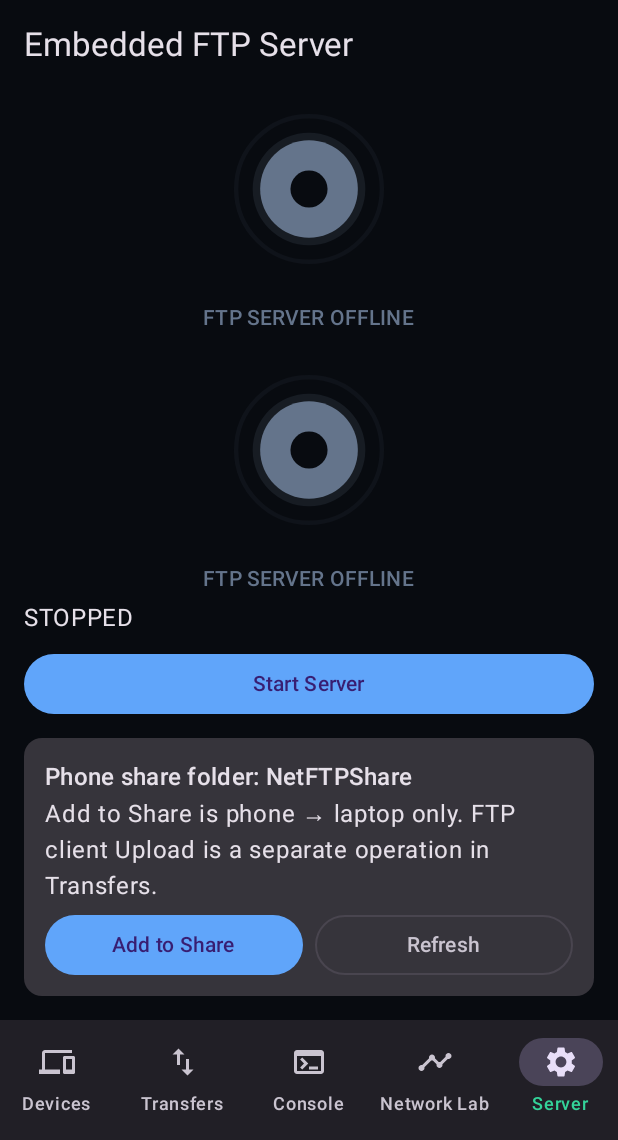
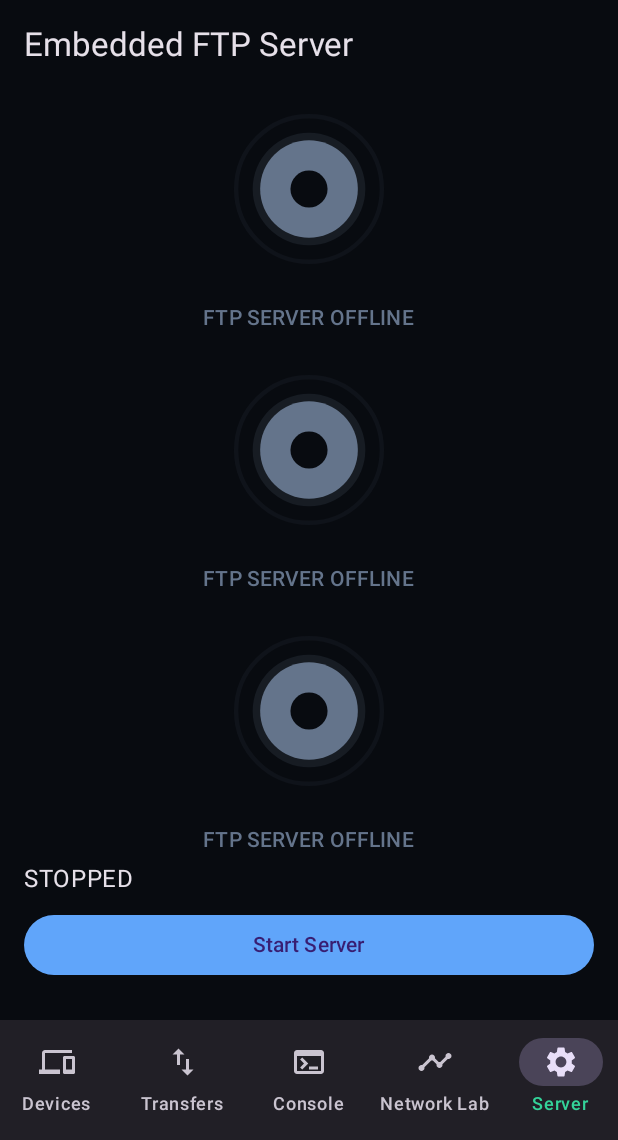
Before and after one commit to rumiamit1320/NetFTPLab, an Android app built with Jetpack Compose: the screen it shows after launch (MainActivity), item 5 of the bottom bar chosen, on a phone screen of 412 x 824 dp, the part 96-1236 px from its top. Run offline under Robolectric (Android 15) with nearby library versions, the phone set to English and light mode, and no system bars.

```diff
--- a/app/src/main/java/com/netftplab/MainActivity.kt
+++ b/app/src/main/java/com/netftplab/MainActivity.kt
@@ -1037,6 +1037,8 @@ class MainActivity : ComponentActivity() {
             Spacer(Modifier.height(4.dp))
             ServerStatusAnimation(serverRunning)
             Spacer(Modifier.height(4.dp))
+            ServerStatusAnimation(serverRunning)
+            Spacer(Modifier.height(4.dp))
             Text(
                 if (serverRunning) "RUNNING • ${localIpv4() ?: "0.0.0.0"}:$serverPort" else "STOPPED"
             )
```
